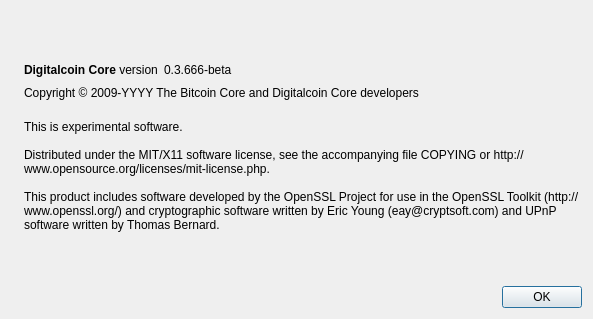
The window that src/qt/forms/aboutdialog.ui (DGCDev/digitalcoin) describes before a commit, drawn with Qt 5.
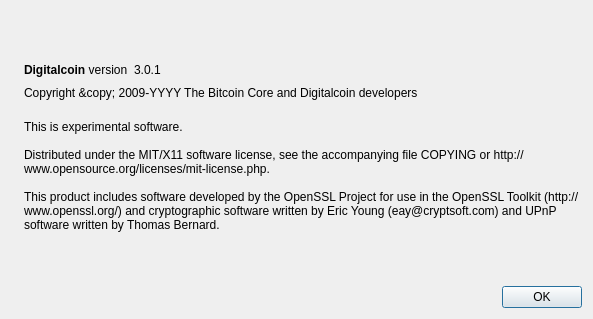
The same window after the commit. Icons and pictures are not drawn.

Diff of the .ui file:
```diff
--- a/src/qt/forms/aboutdialog.ui
+++ b/src/qt/forms/aboutdialog.ui
@@ -50,7 +50,7 @@
           <cursorShape>IBeamCursor</cursorShape>
          </property>
          <property name="text">
-          <string>&lt;b&gt;Digitalcoin Core&lt;/b&gt; version</string>
+          <string>&lt;html&gt;&lt;head/&gt;&lt;body&gt;&lt;p&gt;&lt;span style=&quot; font-weight:600;&quot;&gt;Digitalcoin&lt;/span&gt; version&lt;/p&gt;&lt;/body&gt;&lt;/html&gt;</string>
          </property>
          <property name="textInteractionFlags">
           <set>Qt::LinksAccessibleByMouse|Qt::TextSelectableByKeyboard|Qt::TextSelectableByMouse</set>
@@ -63,7 +63,7 @@
           <cursorShape>IBeamCursor</cursorShape>
          </property>
          <property name="text">
-          <string notr="true">0.3.666-beta</string>
+          <string notr="true">&lt;html&gt;&lt;head/&gt;&lt;body&gt;&lt;p&gt;3.0.1&lt;/p&gt;&lt;/body&gt;&lt;/html&gt;</string>
          </property>
          <property name="textInteractionFlags">
           <set>Qt::LinksAccessibleByMouse|Qt::TextSelectableByKeyboard|Qt::TextSelectableByMouse</set>
@@ -91,7 +91,7 @@
         <cursorShape>IBeamCursor</cursorShape>
        </property>
        <property name="text">
-        <string notr="true">Copyright &amp;copy; 2009-YYYY The Bitcoin Core and Digitalcoin Core developers</string>
+        <string notr="true">&lt;html&gt;&lt;head/&gt;&lt;body&gt;&lt;p&gt;Copyright &amp;amp;copy; 2009-YYYY The Bitcoin Core and Digitalcoin developers&lt;/p&gt;&lt;/body&gt;&lt;/html&gt;</string>
        </property>
        <property name="textFormat">
         <enum>Qt::RichText</enum>
```
